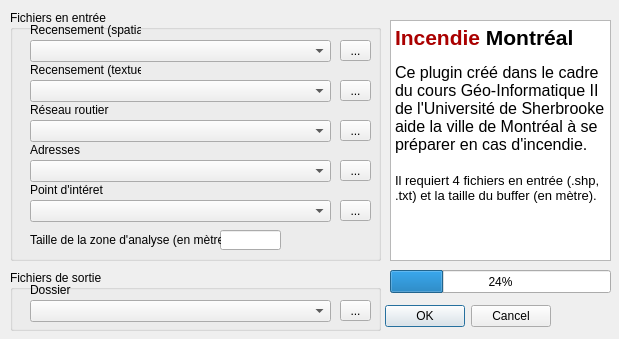
Qt form incendiemontreal/IncendieMontreal_dialog_base.ui (ecauviercharest/IncendieMontreal) before a commit.
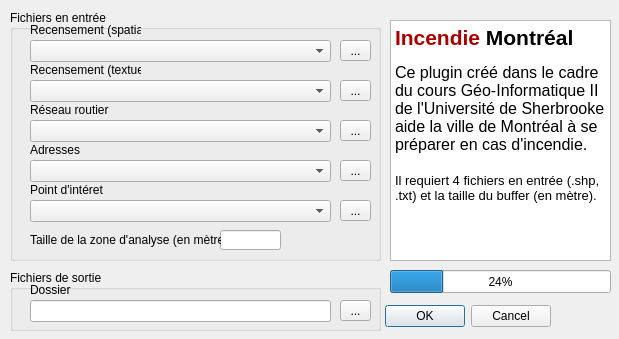
The same form after that commit.

Commit message: Changé classe de fichier de sortie pour QLineEdit, Pas encore fonctionnel

What changed in the file:
```diff
--- a/incendiemontreal/IncendieMontreal_dialog_base.ui
+++ b/incendiemontreal/IncendieMontreal_dialog_base.ui
@@ -159,7 +159,7 @@
      <string>Dossier</string>
     </property>
    </widget>
-   <widget class="QComboBox" name="comboBox_sortie">
+   <widget class="QLineEdit" name="Line_sortie">
     <property name="geometry">
      <rect>
       <x>20</x>
```
